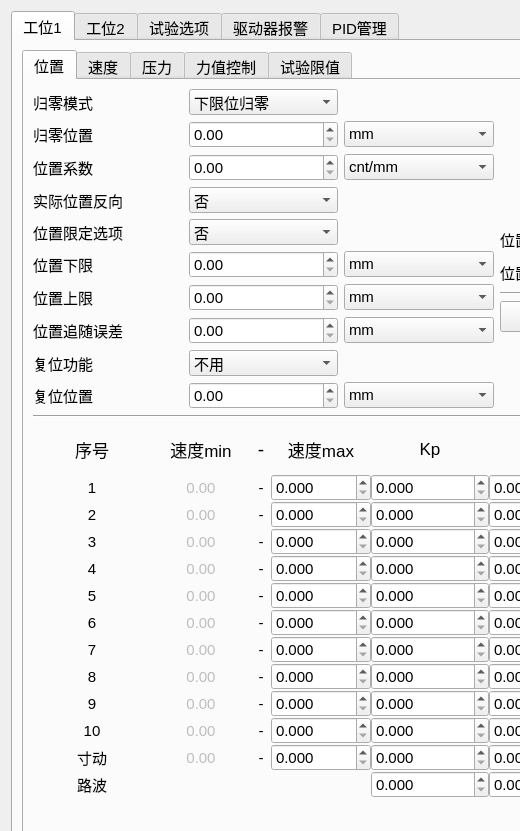
Qt form Forms/controlparamentdialog.ui (zhengshihao1218/newsoft) before a commit; both pictures show x 0 to 520 and y 0 to 831 of the 1181 by 992 pixel window.
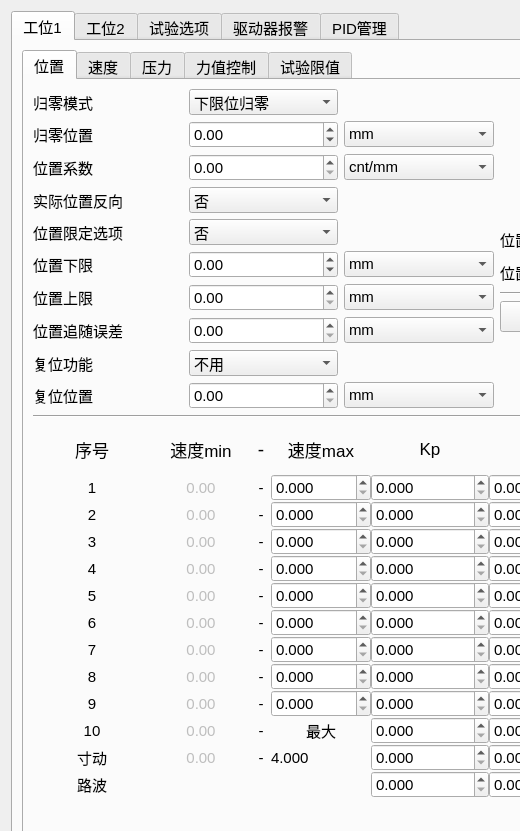
The same form after that commit. Icons and pictures are not drawn.

```diff
--- a/Forms/controlparamentdialog.ui
+++ b/Forms/controlparamentdialog.ui
@@ -68,7 +68,11 @@
                   </widget>
                  </item>
                  <item row="7" column="1">
-                  <widget class="QDoubleSpinBox" name="doubleSpinBox_7"/>
+                  <widget class="QDoubleSpinBox" name="doubleSpinBox_7">
+                   <property name="minimum">
+                    <double>-99.000000000000000</double>
+                   </property>
+                  </widget>
                  </item>
                  <item row="1" column="0">
                   <widget class="QLabel" name="label_55">
@@ -156,7 +160,11 @@
                   <widget class="QDoubleSpinBox" name="doubleSpinBox_8"/>
                  </item>
                  <item row="3" column="1">
-                  <widget class="QDoubleSpinBox" name="doubleSpinBox_5"/>
+                  <widget class="QDoubleSpinBox" name="doubleSpinBox_5">
+                   <property name="minimum">
+                    <double>-99.000000000000000</double>
+                   </property>
+                  </widget>
                  </item>
                  <item row="9" column="1">
                   <widget class="QDoubleSpinBox" name="doubleSpinBox_9"/>
@@ -1153,19 +1161,8 @@
                <property name="decimals">
                 <number>3</number>
                </property>
-              </widget>
-             </item>
-             <item row="10" column="3">
-              <widget class="QDoubleSpinBox" name="doubleSpinBox_213">
-               <property name="decimals">
-                <number>3</number>
-               </property>
-              </widget>
-             </item>
-             <item row="11" column="3">
-              <widget class="QDoubleSpinBox" name="doubleSpinBox_214">
-               <property name="decimals">
-                <number>3</number>
+               <property name="singleStep">
+                <double>0.010000000000000</double>
                </property>
               </widget>
              </item>
@@ -1446,6 +1443,26 @@
               <widget class="QDoubleSpinBox" name="doubleSpinBox_254">
                <property name="decimals">
                 <number>3</number>
+               </property>
+               <property name="singleStep">
+                <double>0.010000000000000</double>
+               </property>
+              </widget>
+             </item>
+             <item row="10" column="3">
+              <widget class="QLabel" name="label_284">
+               <property name="text">
+                <string>最大</string>
+               </property>
+               <property name="alignment">
+                <set>Qt::AlignCenter</set>
+               </property>
+              </widget>
+             </item>
+             <item row="11" column="3">
+              <widget class="QLabel" name="label_292">
+               <property name="text">
+                <string>4.000</string>
                </property>
               </widget>
              </item>
```
Left out of the diff: 219 changed lines with no effect on the pictures.
